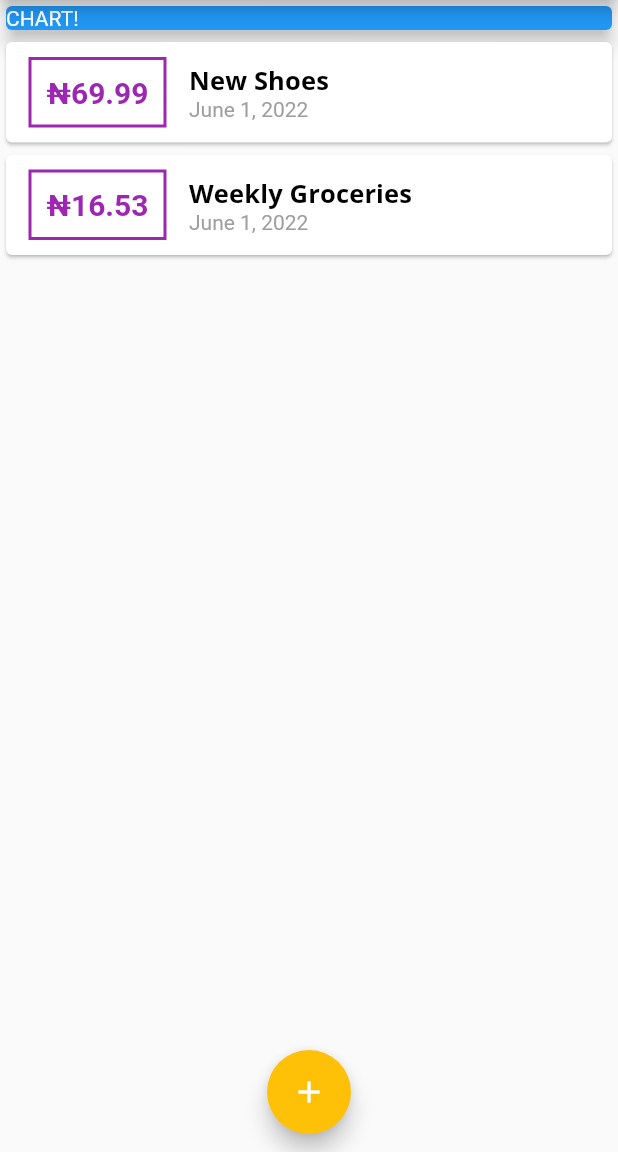
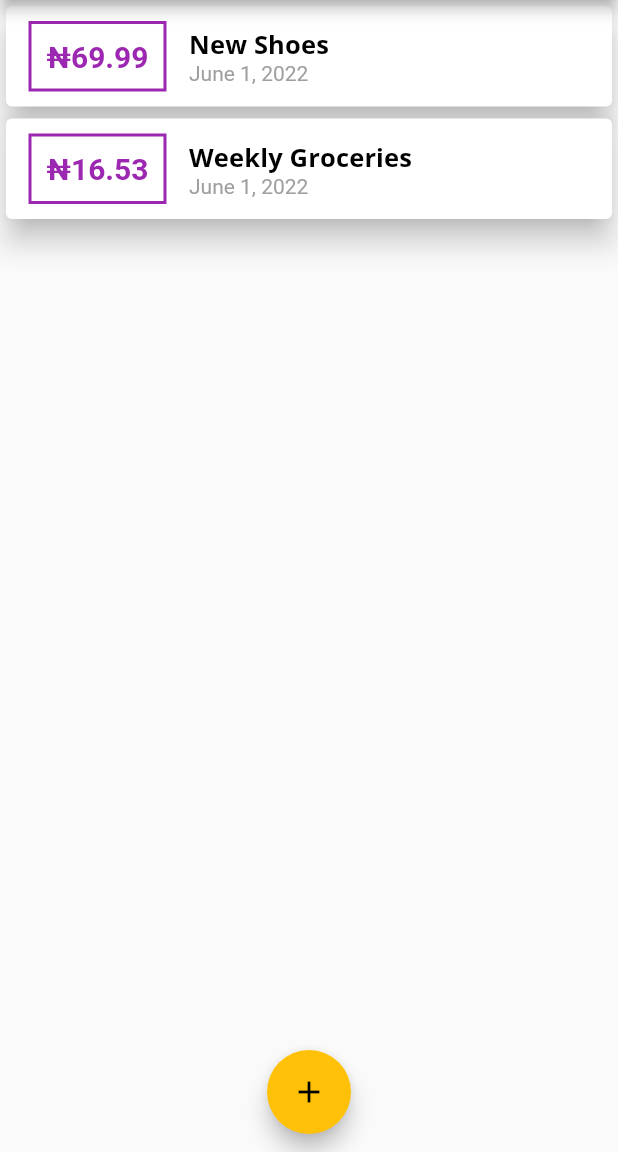
Before and after one commit to Cyph33r/myFinance, a Flutter app: the screen it shows after launch, on a phone screen of 412 x 824 dp, the part 84-1236 px from its top. Run offline on Flutter 3.47's test engine with Material 2 defaults, Android fonts, the phone set to English and light mode, and no system bars; missing offline and left inert: dart:ffi.

Commit message:
add the splash screen for no transactions

```diff
--- a/lib/main.dart
+++ b/lib/main.dart
@@ -1,8 +1,7 @@
 // ignore_for_file: prefer_const_constructors
 
-import 'dart:ffi';
-
 import 'package:flutter/material.dart';
+import 'package:peronal_expenes_app/widgets/chart.dart';
 import 'package:peronal_expenes_app/widgets/new_transaction.dart';
 import 'package:peronal_expenes_app/widgets/transaction_list.dart';
 import 'models/transaction.dart';
@@ -22,7 +21,8 @@
     return MaterialApp(
       title: 'Personal Expenses',
       theme: ThemeData(
-        colorScheme: ColorScheme.fromSwatch(primarySwatch: Colors.purple)
+        colorScheme: ColorScheme.fromSwatch(
+                primarySwatch: Colors.purple, accentColor: Colors.amber)
             .copyWith(secondary: Colors.amber),
         fontFamily: 'Quicksand',
         appBarTheme: AppBarTheme(
@@ -108,13 +108,7 @@
         child: Column(
           crossAxisAlignment: CrossAxisAlignment.stretch,
           children: <Widget>[
-            SizedBox(
-              child: Card(
-                color: Colors.blue,
-                child: Text('CHART!'),
-                elevation: 5,
-              ),
-            ),
+            Chart(),
             TransactionList(userTransactions),
           ],
         ),
--- /dev/null
+++ b/lib/widgets/chart.dart
@@ -0,0 +1,10 @@
+import 'package:flutter/material.dart';
+
+class Chart extends StatelessWidget {
+  const Chart({Key? key}) : super(key: key);
+
+  @override
+  Widget build(BuildContext context) {
+    return Container();
+  }
+}
--- a/lib/widgets/transaction_list.dart
+++ b/lib/widgets/transaction_list.dart
@@ -11,23 +11,47 @@
 
   @override
   Widget build(BuildContext context) {
-    return Container(
+    return transactions.isEmpty
+        ? Column(
+            children: [
+              Text(
+                "No Transactions added yet",
+                style: Theme.of(context).textTheme.subtitle2,
+              ),
+              const SizedBox(
+                height: 20,
+              ),
+              SizedBox(
+                  height: 300,
+                  child: Image.asset(
+                    'assets/images/waiting.png',
+                    fit: BoxFit.contain,
+                  ))
+            ],
+          )
+        : Container(
             height: 400,
-      child: ListView.builder(itemCount: transactions.length,scrollDirection: Axis.vertical,itemBuilder: (context, index) {
+            child: ListView.builder(
+                itemCount: transactions.length,
+                scrollDirection: Axis.vertical,
+                itemBuilder: (context, index) {
                   return Card(
+                    elevation: 8,
                     child: Container(
                       child: Row(
                         children: [
                           Container(
                             padding: EdgeInsets.all(10),
-                  margin:
-                      const EdgeInsets.symmetric(horizontal: 15, vertical: 10),
+                            margin: const EdgeInsets.symmetric(
+                                horizontal: 15, vertical: 10),
                             decoration: BoxDecoration(
                                 border: Border.all(
-                          color: Theme.of(context).colorScheme.primary,
+                                    color:
+                                        Theme.of(context).colorScheme.primary,
                                     width: 2,
                                     style: BorderStyle.solid)),
-                  child: Text('₦${transactions[index].amount.toStringAsFixed(2)}',
+                            child: Text(
+                                '₦${transactions[index].amount.toStringAsFixed(2)}',
                                 style: const TextStyle(
                                   fontWeight: FontWeight.bold,
                                   fontSize: 20,
@@ -42,7 +66,8 @@
                                 style: Theme.of(context).textTheme.subtitle2,
                               ),
                               Text(
-                      DateFormat.yMMMMd().format(transactions[index].date),
+                                DateFormat.yMMMMd()
+                                    .format(transactions[index].date),
                                 style: TextStyle(color: Colors.grey),
                               )
                             ],
--- a/pubspec.yaml
+++ b/pubspec.yaml
@@ -59,9 +59,8 @@
   uses-material-design: true
 
   # To add assets to your application, add an assets section, like this:
-  # assets:
-  #   - images/a_dot_burr.jpeg
-  #   - images/a_dot_ham.jpeg
+  assets:
+    - assets/images/waiting.png
 
   # An image asset can refer to one or more resolution-specific "variants", see
   # https://flutter.dev/assets-and-images/#resolution-aware.
```
Also changed, not shown: assets/images/waiting.png (added), 1 other file. Lines whose indentation alone changed are shown as unchanged.
